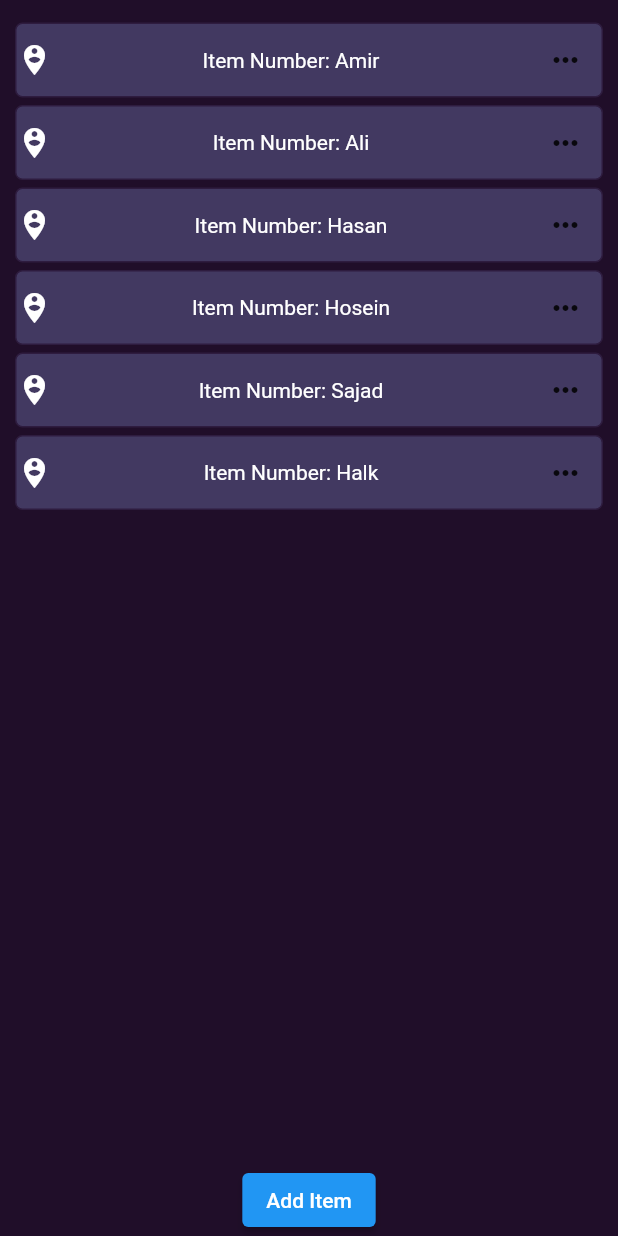
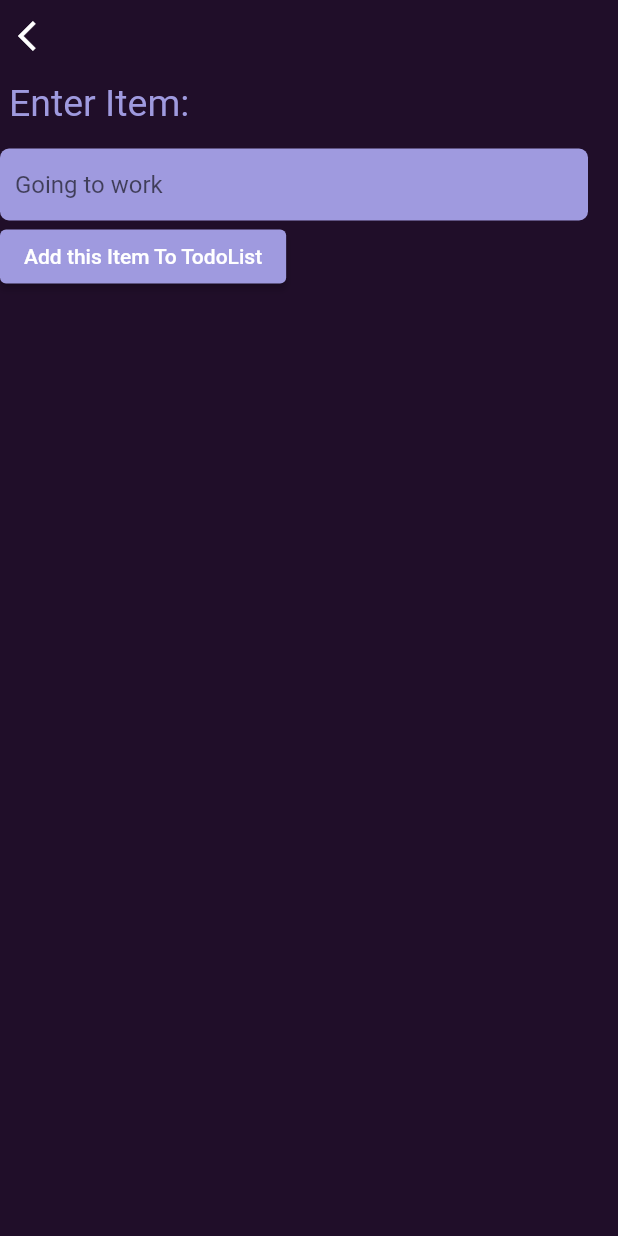
Before and after one commit to Crisiroid/TodoList_Flutter, a Flutter app: the screen it shows after launch, after a tap on "Add Item", on a phone screen of 412 x 824 dp. Run offline on Flutter 3.47's test engine with Material 2 defaults, Android fonts, the phone set to English and light mode, and no system bars; our stand-ins replace sqflite; accounts and stored records are empty.

Commit message:
Functionality added and bug fix

```diff
--- /dev/null
+++ b/lib/databaseHelper.dart
@@ -0,0 +1,67 @@
+// ignore_for_file: non_constant_identifier_names, prefer_const_constructors, prefer_const_literals_to_create_immutables, prefer_interpolation_to_compose_strings, unnecessary_new, camel_case_types
+
+
+import 'dart:io';
+
+import 'package:path_provider/path_provider.dart';
+import 'package:sqflite/sqflite.dart';
+import 'package:path/path.dart';
+
+
+class todo {
+  final int? id;
+  final String name;
+  todo({this.id, required this.name});
+  factory todo.fromMap(Map<String, dynamic> json) => new todo(
+        id: json['id'],
+        name: json['name'],
+      );
+
+  Map<String, dynamic> toMap() {
+    return {
+      'id': id,
+      'name': name,
+    };
+  }
+}
+
+class databaseHelper {
+  databaseHelper._privateConstructor();
+  static final databaseHelper instance = databaseHelper._privateConstructor();
+
+  static Database? _database;
+  Future<Database> get database async => _database ??= await _initDatabase();
+
+  Future<Database> _initDatabase() async {
+    Directory documentsDirectory = await getApplicationDocumentsDirectory();
+    String path = join(documentsDirectory.path, 'database.db');
+    return await openDatabase(
+      path,
+      version: 1,
+      onCreate: _onCreate,
+    );
+  }
+
+  Future _onCreate(Database db, int version) async {
+    await db.execute('''
+      CREATE TABLE todolist(
+        id INTEGER PRIMARY KEY,
+        name TEXT
+      )
+''');
+  }
+
+  Future<List<todo>> getTodoList() async {
+    Database db = await instance.database;
+    var todoo = await db.query('todolist', orderBy: 'name');
+
+    List<todo> todolist =
+        todoo.isNotEmpty ? todoo.map((e) => todo.fromMap(e)).toList() : [];
+    return todolist;
+  }
+
+  Future<int> add(todo todooo) async {
+    Database db = await instance.database;
+    return await db.insert('todolist', todooo.toMap());
+  }
+}
--- a/lib/main.dart
+++ b/lib/main.dart
@@ -1,11 +1,14 @@
-// ignore_for_file: non_constant_identifier_names, prefer_const_constructors, prefer_const_literals_to_create_immutables, prefer_interpolation_to_compose_strings
+// ignore_for_file: non_constant_identifier_names, prefer_const_constructors, prefer_const_literals_to_create_immutables, prefer_interpolation_to_compose_strings, unnecessary_new, camel_case_types, prefer_const_constructors_in_immutables
+import "package:flutter/material.dart";
+import 'package:todolist/screens/input_screen.dart';
+import 'databaseHelper.dart';
 
-import "package:flutter/material.dart";
-
-void main() => runApp(MyApp());
+void main() {
+  WidgetsFlutterBinding.ensureInitialized();
+  runApp(MyApp());
+}
 
 class MyApp extends StatefulWidget {
-
   MyApp({super.key});
 
   @override
@@ -13,8 +16,14 @@ class MyApp extends StatefulWidget {
 }
 
 class _MyAppState extends State<MyApp> {
-  int _listItemCount = 5;
-  var names = ["Amir", "Ali", "Hasan", "Hosein", "Sajad"];
+
+  bool value = false;
+
+  void changeData(){
+    setState(() {
+      value = true;
+    });
+  }
 
   @override
   Widget build(BuildContext context) {
@@ -22,13 +31,15 @@ class _MyAppState extends State<MyApp> {
       debugShowCheckedModeBanner: false,
       theme:
           ThemeData(scaffoldBackgroundColor: Color.fromARGB(255, 32, 14, 41)),
-      home: Scaffold(
+      home: SafeArea(
+        child: Scaffold(
           body: Column(
             children: [
               SizedBox(
                 height: 10,
               ),
-            Expanded(
+
+              /*Expanded(
                 child: Center(
                   child: ListView.builder(
                     itemCount: _listItemCount,
@@ -67,14 +78,53 @@ class _MyAppState extends State<MyApp> {
                     },
                   ),
                 ),
+              ),*/
+
+              Expanded(
+                child: Center(
+                  child: FutureBuilder<List<todo>>(
+                    future: databaseHelper.instance.getTodoList(),
+                    builder: (BuildContext context,
+                        AsyncSnapshot<List<todo>> snapshot) {
+                      if (!snapshot.hasData) {
+                        return Center(
+                          child: Text(
+                            "Processing...",
+                            style: TextStyle(color: Colors.white),
                           ),
-            ElevatedButton(onPressed: (){
-              setState(() {
-                _listItemCount += 1;
-                names.add("Halk");
-              });
-            }, child: Text("Add Item")),
+                        );
+                      }
+                      return snapshot.data!.isEmpty
+                          ? Center(child: Text("No daata"))
+                          : ListView(
+                              children: snapshot.data!.map((toodo) {
+                                return Center(
+                                    child: ListTile(
+                                  title: Text(
+                                    toodo.name,
+                                    style: TextStyle(color: Colors.white),
+                                  ),
+                                ));
+                              }).toList(),
+                            );
+                    },
+                  ),
+                ),
+              ),
+              Builder(builder: (context) {
+                return ElevatedButton(
+                    onPressed: () async {
+                      String refresh = await Navigator.push(context,
+                          MaterialPageRoute(builder: (context) => inputPage()));
+
+                      if(refresh == 'refresh'){
+                        changeData();
+                      }
+                    },
+                    child: Text("Add Item"));
+              }),
             ],
+          ),
         ),
       ),
     );
--- /dev/null
+++ b/lib/screens/input_screen.dart
@@ -0,0 +1,74 @@
+// ignore_for_file: non_constant_identifier_names, prefer_const_constructors, prefer_const_literals_to_create_immutables, prefer_interpolation_to_compose_strings, unnecessary_new, camel_case_types
+
+import 'package:flutter/material.dart';
+import 'package:todolist/databaseHelper.dart';
+
+class inputPage extends StatefulWidget {
+  const inputPage({super.key});
+
+  @override
+  State<inputPage> createState() => _inputPageState();
+}
+
+class _inputPageState extends State<inputPage> {
+  final _textController = TextEditingController();
+
+  @override
+  Widget build(BuildContext context) {
+    return SafeArea(
+      child: Scaffold(
+        body: Column(
+          crossAxisAlignment: CrossAxisAlignment.start,
+          children: [
+            IconButton(
+              onPressed: () {
+                Navigator.pop(context, 'refresh');
+              },
+              icon: Icon(
+                Icons.arrow_back_ios,
+                color: Colors.white,
+              ),
+              hoverColor: Colors.black,
+            ),
+            Padding(
+              padding: const EdgeInsets.all(6.0),
+              child: Text(
+                "Enter Item:",
+                style: TextStyle(
+                    color: Color.fromARGB(255, 159, 154, 223), fontSize: 25),
+              ),
+            ),
+            SizedBox(
+              height: 10,
+            ),
+            Container(
+              margin: EdgeInsets.only(right: 20),
+              padding: EdgeInsets.only(left: 10),
+              decoration: BoxDecoration(color: Color.fromARGB(255, 159, 154, 223),
+              borderRadius: BorderRadius.circular(6)),
+              child: TextField(
+                controller: _textController,
+                decoration: new InputDecoration(
+                  border: InputBorder.none,
+                  hintText: 'Going to work',
+                ),
+              ),
+            ),
+            ElevatedButton(
+              onPressed: () async {
+
+                  await databaseHelper.instance.add(
+                    todo(name: _textController.text),
+
+                  );
+                  _textController.clear();
+              },
+              style: ElevatedButton.styleFrom(backgroundColor: Color.fromARGB(255, 159, 154, 223)),
+              child: Text("Add this Item To TodoList"),
+            ),
+          ],
+        ),
+      ),
+    );
+  }
+}
--- a/pubspec.yaml
+++ b/pubspec.yaml
@@ -35,6 +35,8 @@ dependencies:
   # The following adds the Cupertino Icons font to your application.
   # Use with the CupertinoIcons class for iOS style icons.
   cupertino_icons: ^1.0.2
+  sqflite: ^2.2.4+1
+  path_provider: ^2.0.12
 
 dev_dependencies:
   flutter_test:
```
Also changed, not shown: pubspec.lock, 1 other file. Lines whose indentation alone changed are shown as unchanged.
